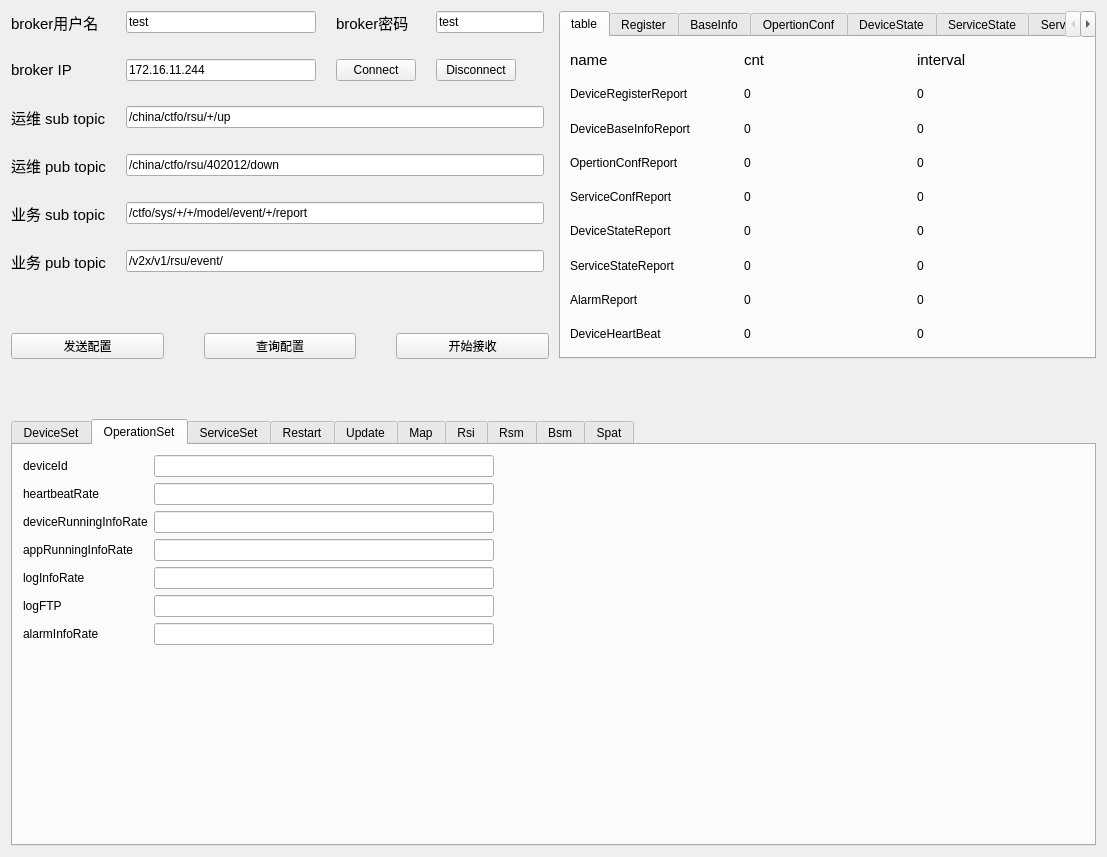
ligang0730/PythonTools, file mqtt/ssh_form.ui: the form before one commit.
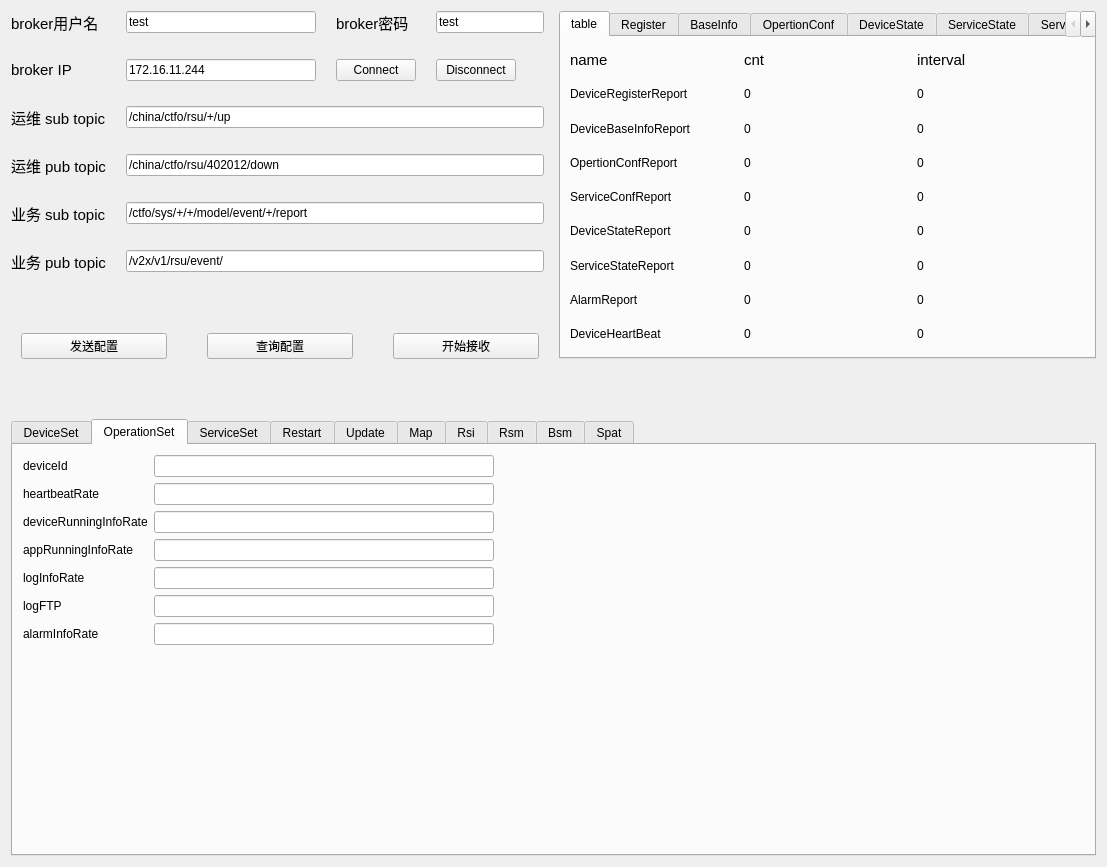
The form after the commit. The open tabs and pages were chosen to show the change.

```diff
--- a/mqtt/ssh_form.ui
+++ b/mqtt/ssh_form.ui
@@ -10,7 +10,7 @@
     <x>0</x>
     <y>0</y>
     <width>1107</width>
-    <height>857</height>
+    <height>867</height>
    </rect>
   </property>
   <property name="sizePolicy">
@@ -210,6 +210,12 @@
    </item>
    <item row="1" column="0">
     <layout class="QGridLayout" name="gridLayout_9">
+     <property name="leftMargin">
+      <number>10</number>
+     </property>
+     <property name="rightMargin">
+      <number>10</number>
+     </property>
      <property name="horizontalSpacing">
       <number>40</number>
      </property>
@@ -430,7 +436,7 @@
          <x>10</x>
          <y>10</y>
          <width>471</width>
-         <height>211</height>
+         <height>212</height>
         </rect>
        </property>
        <layout class="QFormLayout" name="formLayout_3">
```
Left out of the diff: 42 changed lines with no effect on the pictures.
